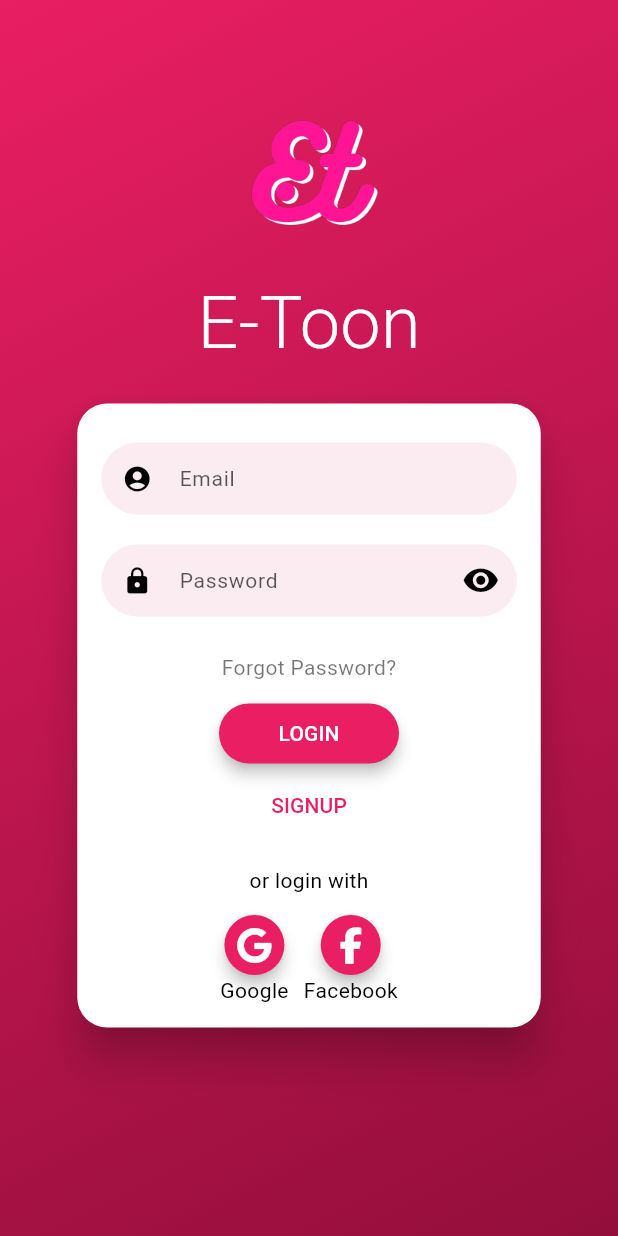
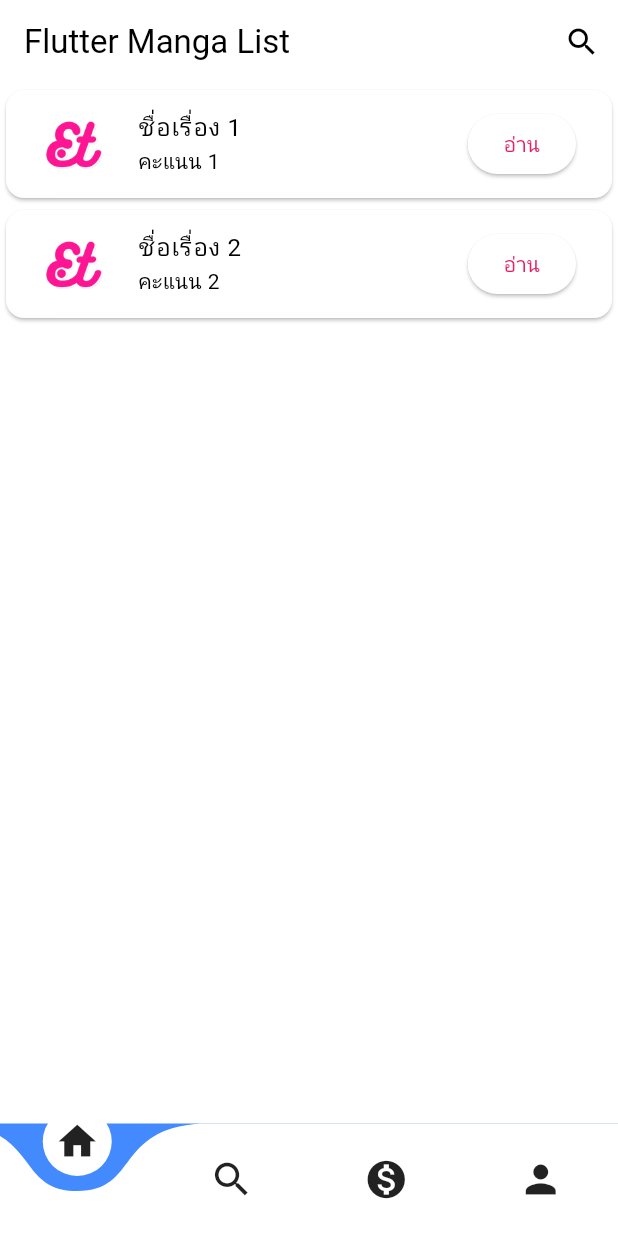
Before and after one commit to Phorncha/Flutter_Webtoon, a Flutter app: the screen it shows after launch, on a phone screen of 412 x 824 dp. Run offline on Flutter 3.47's test engine with Material 2 defaults, Android fonts, the phone set to English and light mode, and no system bars; drawn by our look-alikes of curved_navigation_bar, flutter_login; our stand-ins replace firebase_auth, firebase_core, font_awesome_flutter; accounts and stored records are empty.

Commit message:
Update
Version 0.1 Home

```diff
--- /dev/null
+++ b/apptoon/lib/Pages/homepage.dart
@@ -0,0 +1,57 @@
+import 'package:flutter/material.dart';
+
+class MyHomePage extends StatelessWidget {
+  const MyHomePage({Key? key});
+
+  @override
+  Widget build(BuildContext context) {
+    return Scaffold(
+      appBar: AppBar(
+        title: Text('Flutter Manga List'),
+        actions: [
+          IconButton(
+            icon: Icon(Icons.search),
+            onPressed: () {
+              // Handle search button press
+            },
+          ),
+        ],
+      ),
+      body: ListView(
+        children: [
+          Card(
+            child: ListTile(
+              title: Text('ชื่อเรื่อง 1'), // Replace with manga title
+              subtitle: Text('คะแนน 1'), // Replace with manga score
+              leading:
+                  Image.asset('images/logo1.png'), // Replace with manga image
+              trailing: ElevatedButton(
+                // Use ElevatedButton instead of FlatButton
+                child: Text('อ่าน'), // Replace with desired action text
+                onPressed: () {
+                  // Handle button press for the first manga item
+                },
+              ),
+            ),
+          ),
+          Card(
+            child: ListTile(
+              title: Text('ชื่อเรื่อง 2'), // Replace with manga title
+              subtitle: Text('คะแนน 2'), // Replace with manga score
+              leading:
+                  Image.asset('images/logo1.png'), // Replace with manga image
+              trailing: ElevatedButton(
+                // Use ElevatedButton instead of FlatButton
+                child: Text('อ่าน'), // Replace with desired action text
+                onPressed: () {
+                  // Handle button press for the second manga item
+                },
+              ),
+            ),
+          ),
+          // Add more Card widgets for additional manga items here
+        ],
+      ),
+    );
+  }
+}
--- a/apptoon/lib/main.dart
+++ b/apptoon/lib/main.dart
@@ -1,4 +1,6 @@
-import 'package:apptoon/Page/login.dart';
+import 'package:apptoon/Pages/homepage.dart';
+import 'package:apptoon/screen/home.dart';
+import 'package:apptoon/screen/login.dart';
 import 'package:flutter/material.dart';
 import 'package:firebase_core/firebase_core.dart';
 
@@ -6,7 +8,7 @@ import 'package:firebase_core/firebase_core.dart';
 void main() async {
   WidgetsFlutterBinding.ensureInitialized();
   await Firebase.initializeApp(
-   // name: 'toon', // ใช้ชื่อ Firebase App ที่มีอยู่แล้ว
+    //name: 'toon', // ใช้ชื่อ Firebase App ที่มีอยู่แล้ว ในกรณีที่รันบนมือถือให้เปิด รันบน Chrome ให้ปิด
     options: FirebaseOptions(
       apiKey: "YOUR_API_KEY",
       authDomain: "YOUR_AUTH_DOMAIN",
@@ -26,6 +28,7 @@ class MyApp extends StatelessWidget {
   @override
   Widget build(BuildContext context) {
     return MaterialApp(
+      debugShowCheckedModeBanner: false,
       theme: ThemeData(
         colorScheme: ColorScheme.fromSwatch(
           primarySwatch: Colors.pink, // สีหลัก
@@ -34,7 +37,7 @@ class MyApp extends StatelessWidget {
         ),
         useMaterial3: true,
       ),
-      home: LoginPage(),
+      home: HomePage(),
     );
   }
 }
--- /dev/null
+++ b/apptoon/lib/screen/home.dart
@@ -0,0 +1,61 @@
+import 'package:apptoon/Pages/coinpage.dart';
+import 'package:apptoon/Pages/homepage.dart';
+import 'package:apptoon/Pages/profilepage.dart';
+import 'package:apptoon/Pages/searchpage.dart';
+import 'package:flutter/material.dart';
+import 'package:firebase_auth/firebase_auth.dart';
+import 'package:apptoon/screen/login.dart';
+import 'package:curved_navigation_bar/curved_navigation_bar.dart';
+
+class HomePage extends StatefulWidget {
+  final FirebaseAuth _auth = FirebaseAuth.instance;
+
+  HomePage({Key? key}) : super(key: key);
+
+  @override
+  _HomePageState createState() => _HomePageState();
+}
+
+//HomePageState
+class _HomePageState extends State<HomePage> {
+  int _selectedTab = 0;
+
+  // เมธอดสำหรับออกจากระบบ
+  void signOut(BuildContext context) async {
+    await widget._auth.signOut();
+    Navigator.pushReplacement(
+      context,
+      MaterialPageRoute(builder: (context) => LoginPage()),
+    );
+  }
+
+  @override
+  Widget build(BuildContext context) {
+    return Scaffold(
+      body: IndexedStack(
+        index: _selectedTab,
+        children: <Widget>[
+          MyHomePage(),
+          MySearchPage(),
+          MyCoinPage(),
+          MyProfilePage()
+        ],
+      ),
+      // CurvedNavigationBar
+      bottomNavigationBar: CurvedNavigationBar(
+        index: _selectedTab,
+        onTap: (index) {
+          setState(() {
+            _selectedTab = index;
+          });
+        },
+        items: <Widget>[
+          Icon(Icons.home, size: 30),
+          Icon(Icons.search, size: 30),
+          Icon(Icons.monetization_on, size: 30),
+          Icon(Icons.person, size: 30),
+        ],
+      ),
+    );
+  }
+}
--- a/apptoon/pubspec.yaml
+++ b/apptoon/pubspec.yaml
@@ -29,6 +29,7 @@ environment:
 # versions available, run `flutter pub outdated`.
 dependencies:
   cupertino_icons: ^1.0.2
+  curved_navigation_bar: ^1.0.3
   firebase_auth: ^4.10.0
   firebase_core: ^2.16.0
   flutter:
@@ -36,6 +37,7 @@ dependencies:
   flutter_login: ^4.2.1
   flutter_login_facebook: ^1.8.0
   google_sign_in: ^6.1.5
+  searchfield: ^0.8.4
 
 dev_dependencies:
   flutter_lints: ^2.0.0
```
Also changed, not shown: apptoon/lib/Pages/coinpage.dart (added, +20 -0 lines), apptoon/lib/Pages/profilepage.dart (added, +46 -0 lines), apptoon/lib/Pages/searchpage.dart (added, +34 -0 lines), apptoon/lib/screen/login.dart (added, +98 -0 lines), apptoon/pubspec.lock, 1 other file.
